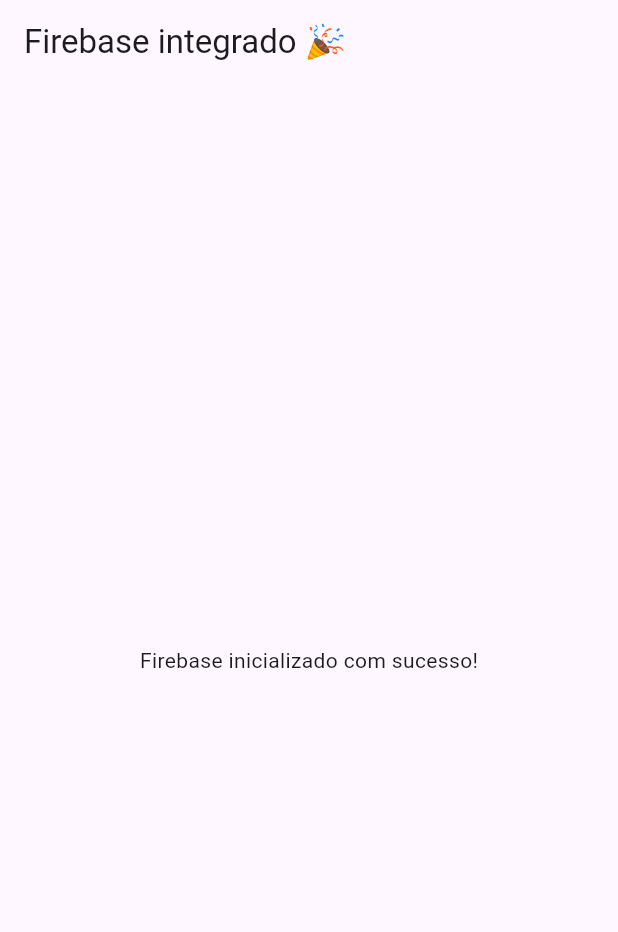
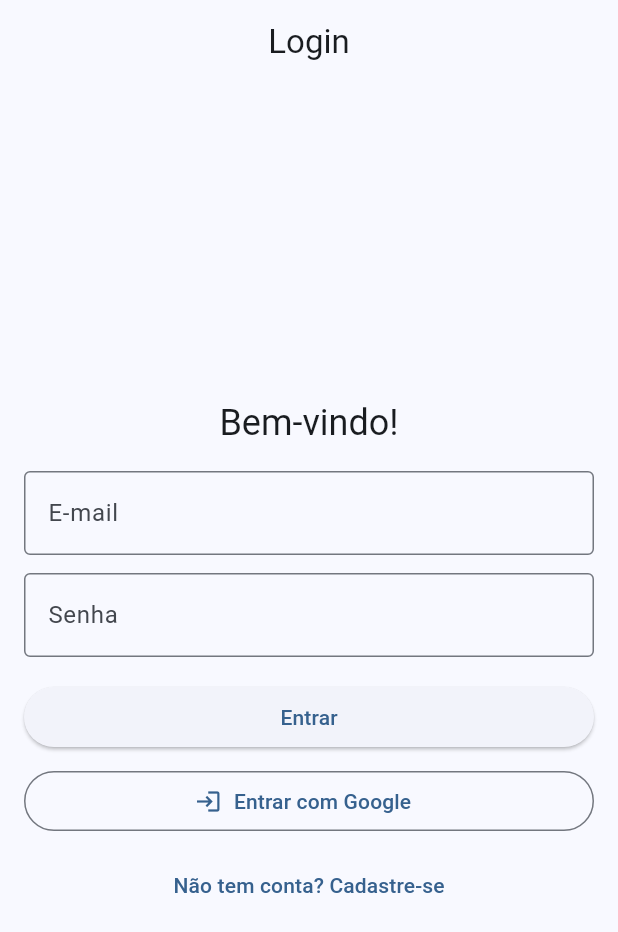
Before and after one commit to YasminFerreira0/Controle-de-Abastecimento-e-Veiculos, a Flutter app: the screen it shows after launch, on a phone screen of 412 x 824 dp. Shown: the top 932 px of the screen. Run offline on Flutter 3.47's test engine with Material 3 defaults, Android fonts, the light colour scheme and no system bars; our stand-ins replace firebase_auth, firebase_core, google_sign_in; accounts and stored records are empty.

Commit message:
feat(auth): autenticação de usuário

```diff
--- /dev/null
+++ b/lib/core/app_widget.dart
@@ -0,0 +1,50 @@
+import 'package:flutter/material.dart';
+import 'package:p2_andre/iu/screens/auth/login_screen.dart';
+import 'package:p2_andre/iu/screens/home/home_screen.dart';
+import 'package:provider/provider.dart';
+
+import '../services/firebase_auth_service.dart';
+import '../providers/auth_provider.dart';
+
+class AppWidget extends StatelessWidget {
+  const AppWidget({super.key});
+
+  @override
+  Widget build(BuildContext context) {
+    return MultiProvider(
+      providers: [
+        Provider<FirebaseAuthService>(
+          create: (_) => FirebaseAuthService(),
+        ),
+        ChangeNotifierProvider<AuthProvider>(
+          create: (context) =>
+              AuthProvider(context.read<FirebaseAuthService>()),
+        ),
+      ],
+      child: MaterialApp(
+        title: 'App com Firebase Auth',
+        debugShowCheckedModeBanner: false,
+        theme: ThemeData(
+          useMaterial3: true,
+          colorSchemeSeed: Colors.blue,
+        ),
+        home: const AuthGate(),
+      ),
+    );
+  }
+}
+
+class AuthGate extends StatelessWidget {
+  const AuthGate({super.key});
+
+  @override
+  Widget build(BuildContext context) {
+    final auth = context.watch<AuthProvider>();
+
+    if (auth.user != null) {
+      return const HomeScreen();
+    }
+
+    return const LoginScreen();
+  }
+}
--- /dev/null
+++ b/lib/iu/screens/auth/login_screen.dart
@@ -0,0 +1,147 @@
+import 'package:flutter/material.dart';
+import 'package:provider/provider.dart';
+import '../../../providers/auth_provider.dart';
+import 'register_screen.dart';
+
+class LoginScreen extends StatefulWidget {
+  const LoginScreen({super.key});
+
+  @override
+  State<LoginScreen> createState() => _LoginScreenState();
+}
+
+class _LoginScreenState extends State<LoginScreen> {
+  final _formKey = GlobalKey<FormState>();
+  final _emailCtrl = TextEditingController();
+  final _passwordCtrl = TextEditingController();
+
+  @override
+  void dispose() {
+    _emailCtrl.dispose();
+    _passwordCtrl.dispose();
+    super.dispose();
+  }
+
+  Future<void> _onLogin() async {
+    if (!_formKey.currentState!.validate()) return;
+    final auth = context.read<AuthProvider>();
+
+    await auth.signIn(_emailCtrl.text.trim(), _passwordCtrl.text.trim());
+
+    if (auth.errorMessage != null && mounted) {
+      ScaffoldMessenger.of(
+        context,
+      ).showSnackBar(SnackBar(content: Text(auth.errorMessage!)));
+    }
+  }
+
+  @override
+  Widget build(BuildContext context) {
+    final auth = context.watch<AuthProvider>();
+
+    return Scaffold(
+      appBar: AppBar(title: const Text('Login'), centerTitle: true,),
+      body: Center(
+        child: SingleChildScrollView(
+          padding: const EdgeInsets.all(16),
+          child: Form(
+            key: _formKey,
+            child: Column(
+              mainAxisSize: MainAxisSize.min,
+              children: [
+                Text(
+                  'Bem-vindo!',
+                  style: Theme.of(context).textTheme.headlineSmall,
+                ),
+                const SizedBox(height: 16),
+                TextFormField(
+                  controller: _emailCtrl,
+                  decoration: const InputDecoration(
+                    labelText: 'E-mail',
+                    border: OutlineInputBorder(),
+                  ),
+                  keyboardType: TextInputType.emailAddress,
+                  validator: (value) {
+                    if (value == null || value.trim().isEmpty) {
+                      return 'Informe o e-mail';
+                    }
+                    if (!value.contains('@')) {
+                      return 'E-mail inválido';
+                    }
+                    return null;
+                  },
+                ),
+                const SizedBox(height: 12),
+                TextFormField(
+                  controller: _passwordCtrl,
+                  decoration: const InputDecoration(
+                    labelText: 'Senha',
+                    border: OutlineInputBorder(),
+                  ),
+                  obscureText: true,
+                  validator: (value) {
+                    if (value == null || value.trim().isEmpty) {
+                      return 'Informe a senha';
+                    }
+                    if (value.length < 6) {
+                      return 'Mínimo 6 caracteres';
+                    }
+                    return null;
+                  },
+                ),
+                const SizedBox(height: 16),
+                SizedBox(
+                  width: double.infinity,
+                  child: ElevatedButton(
+                    onPressed: auth.isLoading ? null : _onLogin,
+                    child: auth.isLoading
+                        ? const SizedBox(
+                            height: 20,
+                            width: 20,
+                            child: CircularProgressIndicator(strokeWidth: 2),
+                          )
+                        : const Text('Entrar'),
+                  ),
+                ),
+                const SizedBox(height: 8),
+                // --- NOVO BOTÃO GOOGLE ---
+                SizedBox(
+                  width: double.infinity,
+                  child: OutlinedButton.icon(
+                    icon: const Icon(Icons.login),
+                    onPressed: auth.isLoading
+                        ? null
+                        : () async {
+                            await auth.signInWithGoogle();
+                            if (auth.errorMessage != null && mounted) {
+                              ScaffoldMessenger.of(context).showSnackBar(
+                                SnackBar(content: Text(auth.errorMessage!)),
+                              );
+                            }
+                            // Se deu certo, o AuthGate troca para HomeScreen
+                          },
+                    label: const Text('Entrar com Google'),
+                  ),
+                ),
+                const SizedBox(height: 8),
+                TextButton(
+                  onPressed: auth.isLoading
+                      ? null
+                      : () {
+                          Navigator.push(
+                            context,
+                            MaterialPageRoute(
+                              builder: (_) => const RegisterScreen(),
+                            ),
+                          );
+                        },
+                  child: const Text('Não tem conta? Cadastre-se'),
+                ),
+              ],
+            ),
+          ),
+        ),
+      ),
+    );
+  }
+}
--- a/lib/main.dart
+++ b/lib/main.dart
@@ -2,38 +2,14 @@
 import 'package:firebase_core/firebase_core.dart';
 import 'firebase_options.dart';
 
-void main() async {
+import 'core/app_widget.dart';
+
+Future<void> main() async {
   WidgetsFlutterBinding.ensureInitialized();
 
   await Firebase.initializeApp(
     options: DefaultFirebaseOptions.currentPlatform,
   );
-  runApp(const MyApp());
+
+  runApp(const AppWidget());
 }
-
-class MyApp extends StatelessWidget {
-  const MyApp({super.key});
-@override
-  Widget build(BuildContext context) {
-    return MaterialApp(
-      title: 'Projeto com Firebase',
-      debugShowCheckedModeBanner: false,
-      home: const HomePage(),
-    );
-  }
-}
-class HomePage extends StatelessWidget {
-  const HomePage({super.key});
-
-  @override
-  Widget build(BuildContext context) {
-    return Scaffold(
-      appBar: AppBar(
-        title: const Text('Firebase integrado 🎉'),
-      ),
-      body: const Center(
-        child: Text('Firebase inicializado com sucesso!'),
-      ),
-    );
-  }
-}
--- a/pubspec.yaml
+++ b/pubspec.yaml
@@ -30,7 +30,7 @@
 dependencies:
   flutter:
     sdk: flutter
-
+  provider: ^6.1.0
   # Dependência principal - OBRIGATÓRIA
   firebase_core: ^2.30.0 # Use a versão mais recente
 
```
Also changed, not shown: lib/iu/screens/auth/register_screen.dart (added, +137 -0 lines), lib/iu/screens/home/home_screen.dart (added, +29 -0 lines), lib/providers/auth_provider.dart (added, +104 -0 lines), lib/services/firebase_auth_service.dart (added, +60 -0 lines), pubspec.lock, 2 other files.
